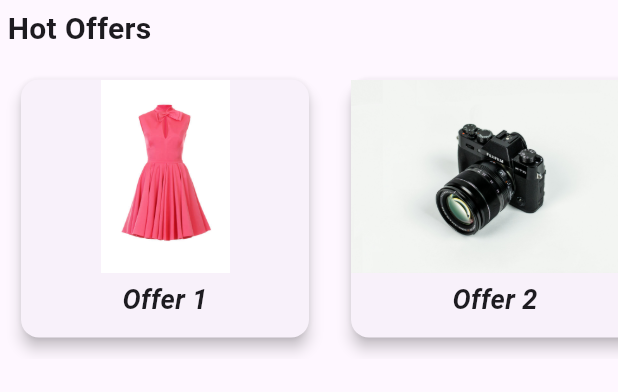
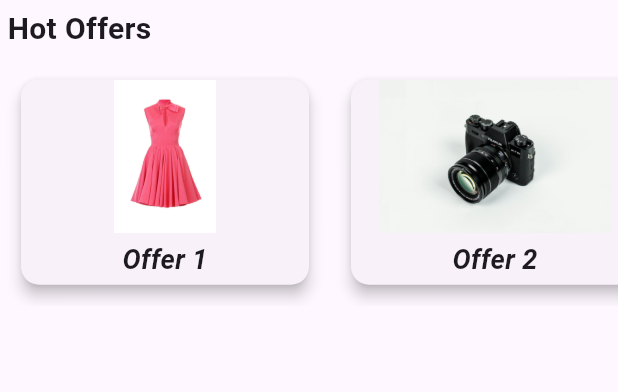
Before and after one commit to ShazaAllam2001/flutter_application_2, a Flutter app: the HotOffers widget shown alone on an empty page, opened directly, on a phone screen of 412 x 824 dp. Shown: the top 392 px of the screen. Run offline on Flutter 3.47's test engine with Material 3 defaults, Android fonts, the phone set to English and light mode, and no system bars.

```diff
--- a/flutter_application_2/lib/hot_offers.dart
+++ b/flutter_application_2/lib/hot_offers.dart
@@ -30,7 +30,7 @@ class HotOffersState extends State<HotOffers> {
         ),
 
         SizedBox(
-          height: 200,
+          height: MediaQuery.of(context).size.height / 5, // use of Media Query
           child: ListView.builder( // offers ListView
             scrollDirection: Axis.horizontal,
             itemCount: offerImages.length,
--- a/flutter_application_2/lib/main.dart
+++ b/flutter_application_2/lib/main.dart
@@ -1,6 +1,6 @@
 import 'package:flutter/material.dart';
 
-import 'package:flutter_application_2/addToCart.dart';
+import 'package:flutter_application_2/add_to_cart.dart';
 import 'package:flutter_application_2/hot_offers.dart';
 import 'package:flutter_application_2/my_products.dart';
 
```
Also changed, not shown: flutter_application_2/lib/add_to_cart.dart (renamed from flutter_application_2/lib/addToCart.dart, +8 -4 lines), output_screenshots/output_1.jpg (added), output_screenshots/output_2.jpg (added), output_screenshots/output_3.jpg (added), output_screenshots/output_4.jpg (added), output_screenshots/output_5.jpg (added), 1 other file.
